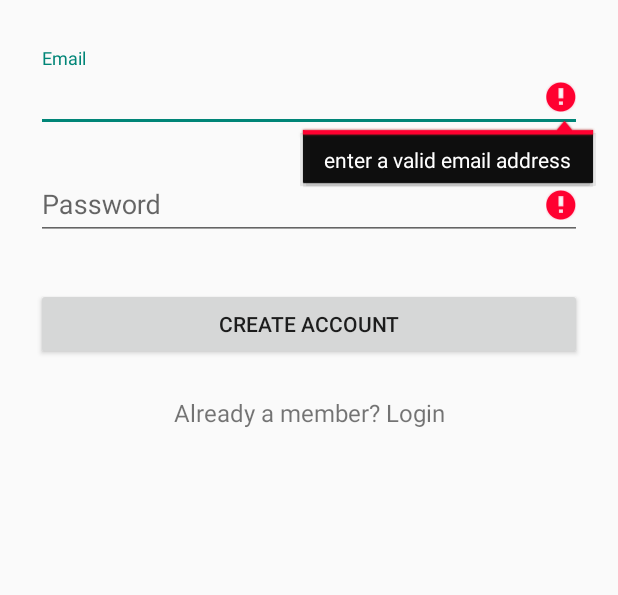
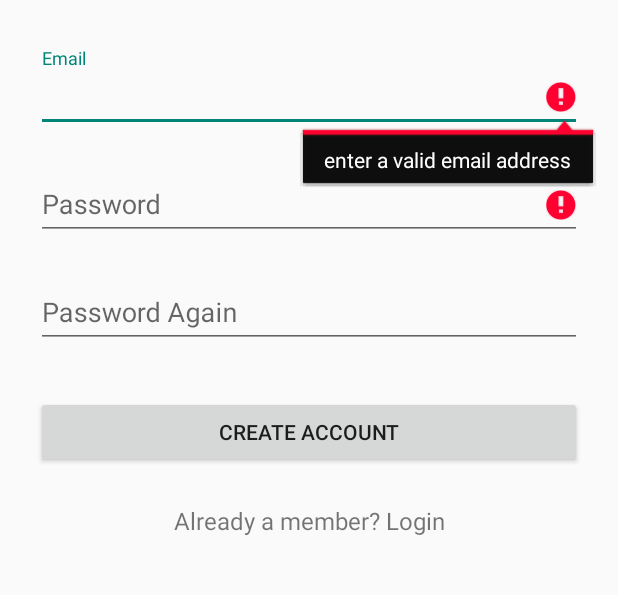
Before and after one commit to nipa0711/PhotoSNS, an Android app: the SignupActivity screen opened directly, with no data from a screen before it, after a tap on "CREATE ACCOUNT", on a phone screen of 412 x 824 dp, the part 276-871 px from its top. Run offline under Robolectric (Android 15) with nearby library versions, the phone set to English and light mode, and no system bars; our stand-ins replace ButterKnife.

Commit message:
add password check

```diff
--- a/app/src/main/java/net/nipa0711/photosns/SignupActivity.java
+++ b/app/src/main/java/net/nipa0711/photosns/SignupActivity.java
@@ -16,11 +16,12 @@ import butterknife.BindView;
 public class SignupActivity extends AppCompatActivity {
     private static final String TAG = "SignupActivity";
 
-    // @BindView(R.id.input_name) EditText _nameText;
     @BindView(R.id.input_email)
     EditText _emailText;
     @BindView(R.id.input_password)
     EditText _passwordText;
+    @BindView(R.id.re_password)
+    EditText _passwordChk;
     @BindView(R.id.btn_signup)
     Button _signupButton;
     @BindView(R.id.link_login)
@@ -65,7 +66,6 @@ public class SignupActivity extends AppCompatActivity {
         progressDialog.show();
 
         final globalVar val = (globalVar) getApplicationContext();
-        //     String name = _nameText.getText().toString();
         val.email = _emailText.getText().toString();
         val.password = _passwordText.getText().toString();
 
@@ -105,16 +105,9 @@ public class SignupActivity extends AppCompatActivity {
     public boolean validate() {
         boolean valid = true;
 
-        //  String name = _nameText.getText().toString();
         String email = _emailText.getText().toString();
         String password = _passwordText.getText().toString();
-/*
-        if (name.isEmpty() || name.length() < 3) {
-            _nameText.setError("at least 3 characters");
-            valid = false;
-        } else {
-            _nameText.setError(null);
-        }*/
+        String password_chk = _passwordChk.getText().toString();
 
         if (email.isEmpty() || !android.util.Patterns.EMAIL_ADDRESS.matcher(email).matches()) {
             _emailText.setError("enter a valid email address");
@@ -130,6 +123,13 @@ public class SignupActivity extends AppCompatActivity {
             _passwordText.setError(null);
         }
 
+        if (password_chk.equals(password) != true) {
+            _passwordChk.setError("password is not match");
+            valid = false;
+        } else {
+            _passwordChk.setError(null);
+        }
+
         return valid;
     }
 }
--- a/app/src/main/res/layout/activity_signup.xml
+++ b/app/src/main/res/layout/activity_signup.xml
@@ -1,61 +1,67 @@
 <?xml version="1.0" encoding="utf-8"?>
-<ScrollView
-    xmlns:android="http://schemas.android.com/apk/res/android"
+<ScrollView xmlns:android="http://schemas.android.com/apk/res/android"
     android:layout_width="fill_parent"
     android:layout_height="fill_parent"
     android:fitsSystemWindows="true">
 
     <LinearLayout
-        android:orientation="vertical"
         android:layout_width="match_parent"
         android:layout_height="wrap_content"
-        android:paddingTop="56dp"
+        android:orientation="vertical"
         android:paddingLeft="24dp"
-        android:paddingRight="24dp">
+        android:paddingRight="24dp"
+        android:paddingTop="56dp">
 
-        <ImageView android:src="@mipmap/ic_launcher"
+        <ImageView
             android:layout_width="wrap_content"
             android:layout_height="72dp"
+            android:layout_gravity="center_horizontal"
             android:layout_marginBottom="24dp"
-            android:layout_gravity="center_horizontal" />
-
-        <!--  Name Label -->
-        <!-- android.support.design.widget.TextInputLayout
-            android:layout_width="match_parent"
-            android:layout_height="wrap_content"
-            android:layout_marginTop="8dp"
-            android:layout_marginBottom="8dp">
-            <EditText android:id="@+id/input_name"
-                android:layout_width="match_parent"
-                android:layout_height="wrap_content"
-                android:inputType="textCapWords"
-                android:hint="Name" />
-        </android.support.design.widget.TextInputLayout -->
+            android:src="@mipmap/ic_launcher" />
 
         <!-- Email Label -->
         <android.support.design.widget.TextInputLayout
             android:layout_width="match_parent"
             android:layout_height="wrap_content"
-            android:layout_marginTop="8dp"
-            android:layout_marginBottom="8dp">
-            <EditText android:id="@+id/input_email"
+            android:layout_marginBottom="8dp"
+            android:layout_marginTop="8dp">
+
+            <EditText
+                android:id="@+id/input_email"
                 android:layout_width="match_parent"
                 android:layout_height="wrap_content"
-                android:inputType="textEmailAddress"
-                android:hint="Email" />
+                android:hint="Email"
+                android:inputType="textEmailAddress" />
         </android.support.design.widget.TextInputLayout>
 
         <!-- Password Label -->
         <android.support.design.widget.TextInputLayout
             android:layout_width="match_parent"
             android:layout_height="wrap_content"
-            android:layout_marginTop="8dp"
-            android:layout_marginBottom="8dp">
-            <EditText android:id="@+id/input_password"
+            android:layout_marginBottom="8dp"
+            android:layout_marginTop="8dp">
+
+            <EditText
+                android:id="@+id/input_password"
                 android:layout_width="match_parent"
                 android:layout_height="wrap_content"
-                android:inputType="textPassword"
-                android:hint="Password"/>
+                android:hint="Password"
+                android:inputType="textPassword" />
+        </android.support.design.widget.TextInputLayout>
+
+        <!-- Password Check -->
+        <android.support.design.widget.TextInputLayout
+            android:layout_width="match_parent"
+            android:layout_height="wrap_content"
+            android:layout_marginBottom="8dp"
+            android:layout_marginTop="8dp">
+
+            <EditText
+                android:id="@+id/re_password"
+                android:layout_width="match_parent"
+                android:layout_height="wrap_content"
+                android:hint="Password Again"
+                android:inputType="textPassword" />
         </android.support.design.widget.TextInputLayout>
 
         <!-- Signup Button -->
@@ -63,18 +69,19 @@
             android:id="@+id/btn_signup"
             android:layout_width="fill_parent"
             android:layout_height="wrap_content"
+            android:layout_marginBottom="24dp"
             android:layout_marginTop="24dp"
-            android:layout_marginBottom="24dp"
             android:padding="12dp"
-            android:text="Create Account"/>
+            android:text="Create Account" />
 
-        <TextView android:id="@+id/link_login"
+        <TextView
+            android:id="@+id/link_login"
             android:layout_width="fill_parent"
             android:layout_height="wrap_content"
             android:layout_marginBottom="24dp"
+            android:gravity="center"
             android:text="Already a member? Login"
-            android:gravity="center"
-            android:textSize="16dip"/>
+            android:textSize="16dip" />
 
     </LinearLayout>
 </ScrollView>
```
